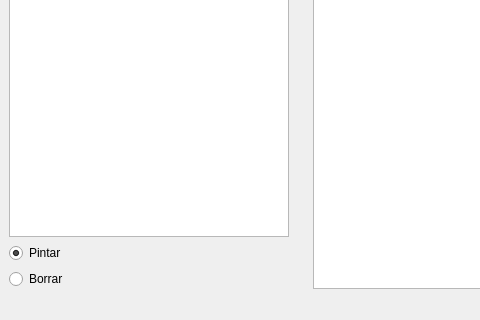
Qt form editor/mainwindow.ui (FacundoCot/stardew_valley_tp) before a commit; both pictures show x 0 to 480 and y 480 to 800 of the 1200 by 800 pixel window.
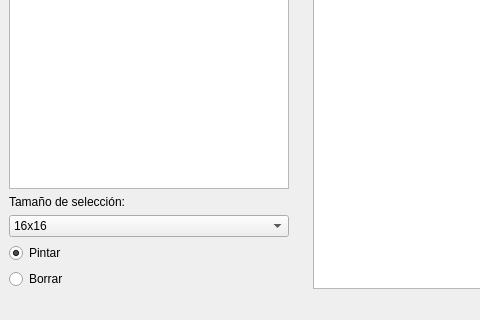
The same form after that commit.

Commit message: feat: guardado de mapas inicial, tamaño de selector pintar/borrar

```diff
--- a/editor/mainwindow.ui
+++ b/editor/mainwindow.ui
@@ -96,6 +96,32 @@
        </property>
       </widget>
      </item>
+     <item>
+      <widget class="QLabel" name="selectionSizeLabel">
+       <property name="text">
+        <string>Tamaño de selección:</string>
+       </property>
+      </widget>
+     </item>
+     <item>
+      <widget class="QComboBox" name="selectionSizeComboBox">
+       <item>
+        <property name="text">
+         <string>16x16</string>
+        </property>
+       </item>
+       <item>
+        <property name="text">
+         <string>32x32</string>
+        </property>
+       </item>
+       <item>
+        <property name="text">
+         <string>48x48</string>
+        </property>
+       </item>
+      </widget>
+     </item>
      <item>
       <widget class="QRadioButton" name="paintRadioButton">
        <property name="text">
```
Left out of the diff: 2 changed lines with no effect on the pictures. The commit also changes 8 other files.
